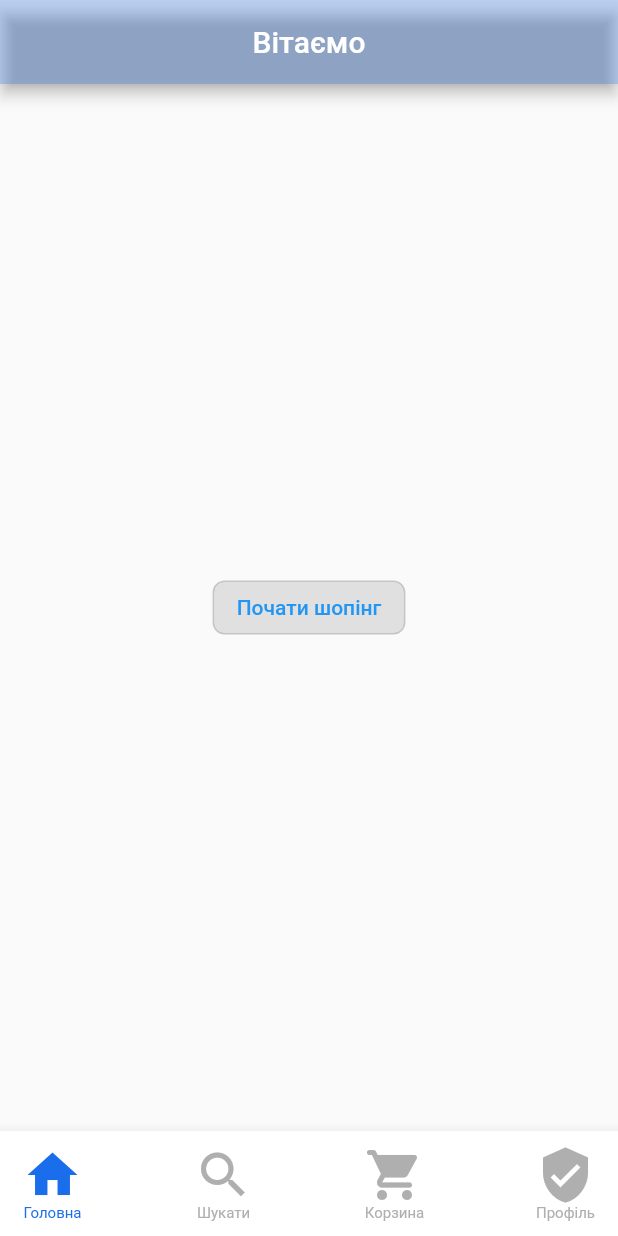
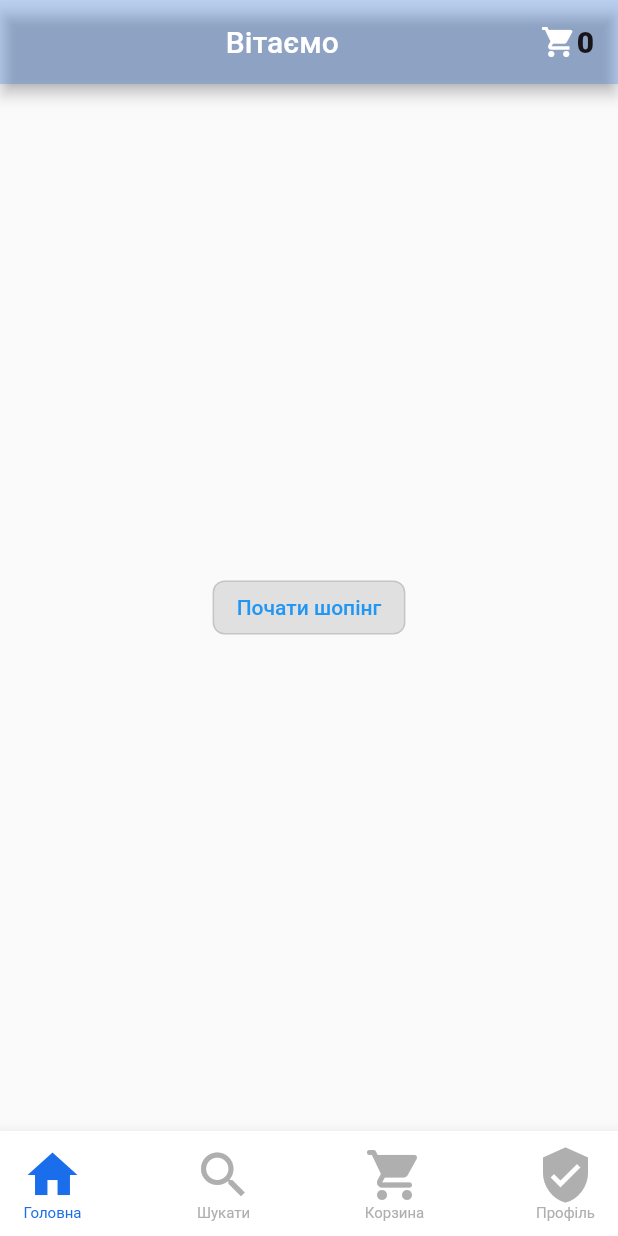
Before and after one commit to NikitaPits/e_commerce_shop, a Flutter app: the screen it shows after launch, on a phone screen of 412 x 824 dp. Run offline on Flutter 3.47's test engine with Material 2 defaults, Android fonts, the phone set to English and light mode, and no system bars; our stand-ins replace bloc, carousel_slider, flutter_bloc.

Commit message:
added additional functionality

```diff
--- a/lib/utils/categorys_list.dart
+++ b/lib/utils/categorys_list.dart
@@ -1,7 +1,7 @@
 import 'package:e_commerce_shop/data/models/category_model.dart';
 import 'package:e_commerce_shop/utils/products_list.dart';
 
-List<ProductCategory> categoris = [
+List<ProductCategory> categories = [
   ProductCategory(name: 'Смартфони', products: []),
   ProductCategory(name: 'Ноутбуки', products: products),
   ProductCategory(name: 'Запчастини', products: []),
--- a/lib/view/UI/custom_app_bar_title.dart
+++ b/lib/view/UI/custom_app_bar_title.dart
@@ -1,8 +1,15 @@
+import 'package:e_commerce_shop/data/bloc/bloc/cart_bloc.dart';
+import 'package:e_commerce_shop/data/models/product_model.dart';
+import 'package:e_commerce_shop/theme/custom_colors.dart';
+import 'package:e_commerce_shop/view/pages/cart_page/cart_page.dart';
 import 'package:flutter/material.dart';
+import 'package:flutter_bloc/flutter_bloc.dart';
 
 class CustomAppBarTitle extends StatefulWidget {
+  final bool? showCartIcon;
   final String title;
-  const CustomAppBarTitle({super.key, required this.title});
+  const CustomAppBarTitle(
+      {super.key, required this.title, this.showCartIcon = true});
 
   @override
   State<CustomAppBarTitle> createState() => _CustomAppBarTitleState();
@@ -11,6 +18,37 @@ class CustomAppBarTitle extends StatefulWidget {
 class _CustomAppBarTitleState extends State<CustomAppBarTitle> {
   @override
   Widget build(BuildContext context) {
-    return Center(child: Text(widget.title));
+    return Center(
+        child: Row(
+      mainAxisAlignment: MainAxisAlignment.spaceBetween,
+      children: [
+        const Spacer(),
+        Text(widget.title),
+        const Spacer(),
+        if (widget.showCartIcon == true)
+          GestureDetector(
+            onTap: () {
+              Navigator.push(context, MaterialPageRoute(builder: (context) {
+                return const CartPage();
+              }));
+            },
+            child: Row(
+              children: [
+                const Icon(Icons.shopping_cart),
+                BlocBuilder<CartBloc, List<Product>>(
+                  builder: (context, state) {
+                    return Text(
+                      state.length.toString(),
+                      style: const TextStyle(
+                          color: CustomColors.black,
+                          fontWeight: FontWeight.w800),
+                    );
+                  },
+                ),
+              ],
+            ),
+          ),
+      ],
+    ));
   }
 }
```
Also changed, not shown: lib/view/pages/cart_page/cart_page.dart (+12 -1 lines), lib/view/pages/search_page/search_page.dart (+44 -6 lines).
